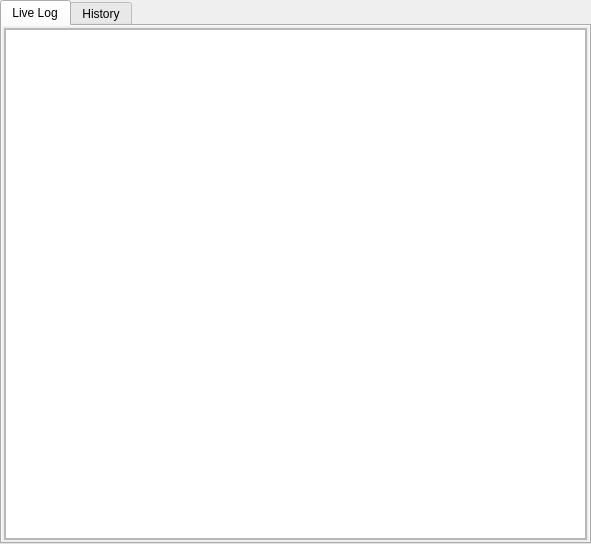
Simon2817/OHB80PortMonitor, file OHB80PortMonitor_V_1_0_0/ui/customwidget/alarmlogwidget/alarmlogwidget.ui: the form before one commit.
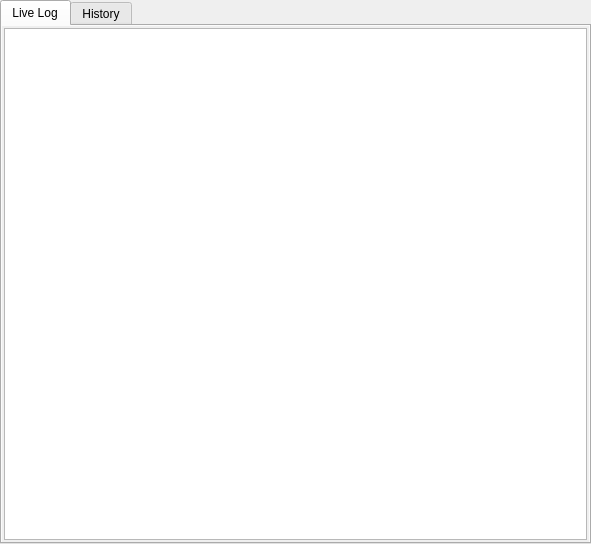
The form after the commit. Custom widgets are drawn as their Qt base class.

Patch:
```diff
--- a/OHB80PortMonitor_V_1_0_0/ui/customwidget/alarmlogwidget/alarmlogwidget.ui
+++ b/OHB80PortMonitor_V_1_0_0/ui/customwidget/alarmlogwidget/alarmlogwidget.ui
@@ -58,41 +58,7 @@
         <number>2</number>
        </property>
        <item>
-        <widget class="QScrollArea" name="scrollArea">
-         <property name="widgetResizable">
-          <bool>true</bool>
-         </property>
-         <widget class="QWidget" name="scrollAreaWidgetContents">
-          <property name="geometry">
-           <rect>
-            <x>0</x>
-            <y>0</y>
-            <width>579</width>
-            <height>510</height>
-           </rect>
-          </property>
-          <layout class="QVBoxLayout" name="verticalLayout_3">
-           <property name="spacing">
-            <number>0</number>
-           </property>
-           <property name="leftMargin">
-            <number>0</number>
-           </property>
-           <property name="topMargin">
-            <number>0</number>
-           </property>
-           <property name="rightMargin">
-            <number>0</number>
-           </property>
-           <property name="bottomMargin">
-            <number>0</number>
-           </property>
-           <item>
-            <widget class="QTableView" name="tableViewLiveLog"/>
-           </item>
-          </layout>
-         </widget>
-        </widget>
+        <widget class="QTableView" name="tableViewLiveLog"/>
        </item>
       </layout>
      </widget>
```
Left out of the diff: 46 changed lines with no effect on the pictures.
